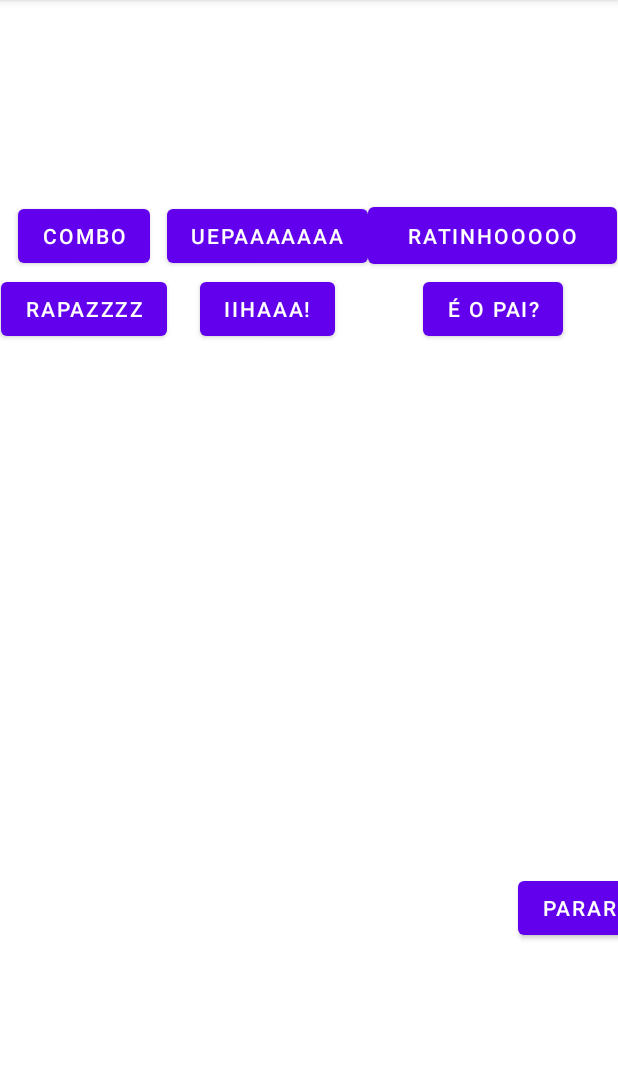
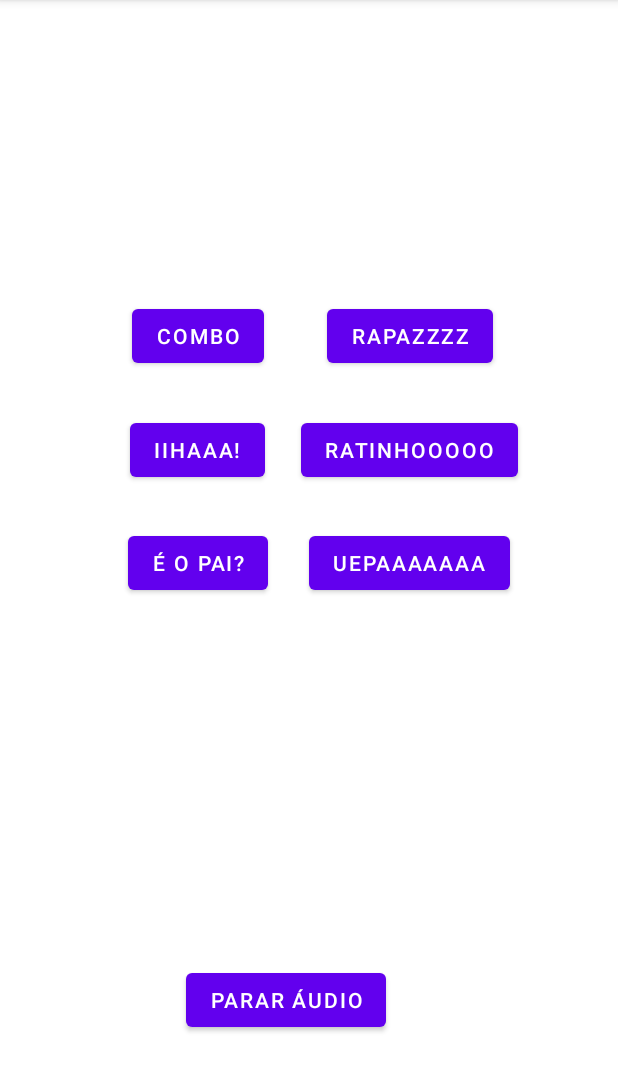
Before and after one commit to simasgrilo/TV_Soundboard, an Android app: the screen it shows after launch (MainActivity), on a phone screen of 412 x 824 dp, the part 84-1176 px from its top. Run offline under Robolectric (Android 15) with nearby library versions, the phone set to English and light mode, and no system bars.

Commit message:
Rebuild of main activity to use fragment, implemented communication between fragment and activity for main activity.

```diff
--- a/app/build.gradle
+++ b/app/build.gradle
@@ -29,8 +29,8 @@ android {
     kotlinOptions {
         jvmTarget = '1.8'
     }
-    buildFeatures {
-        viewBinding true
+    viewBinding {
+        enabled = true
     }
 }
 
--- a/app/src/main/java/com/example/ratinho_sb/MainActivity.kt
+++ b/app/src/main/java/com/example/ratinho_sb/MainActivity.kt
@@ -1,15 +1,12 @@
 package com.example.ratinho_sb
 
+import android.app.Activity
 import androidx.appcompat.app.AppCompatActivity
 import android.os.Bundle
 import android.widget.Button
 import android.widget.Toast
 import android.media.MediaPlayer
-import android.media.MediaSyncEvent
-import android.provider.MediaStore.Audio.Media
 import android.view.MotionEvent
-import androidx.core.net.toUri
-import com.google.android.material.floatingactionbutton.FloatingActionButton
 import java.io.File
 import android.content.Intent
 import android.net.Uri
@@ -18,11 +15,11 @@ import android.renderscript.ScriptGroup.Input
 import android.util.Log
 import android.util.Xml
 import android.view.GestureDetector
-import android.view.View
-import android.widget.RelativeLayout
 import androidx.constraintlayout.widget.ConstraintLayout
 import androidx.core.content.FileProvider
 import androidx.core.view.GestureDetectorCompat
+import androidx.fragment.app.FragmentManager
+import com.example.ratinho_sb.databinding.ActivityMainBinding
 import java.io.FileOutputStream
 import java.io.InputStream
 import java.io.OutputStream
@@ -32,10 +29,18 @@ class MainActivity : AppCompatActivity() {
 
     private lateinit var mDetector : GestureDetectorCompat //lateinit: avisa ao compiler que esse cara não vai ser inicializado agora. Isso evita nullchecks
     private var startPressTime = 0L
+    private lateinit var binding : ActivityMainBinding
+    private lateinit var fragmentManager: FragmentManager
+
     override fun onCreate(savedInstanceState: Bundle?) {
         super.onCreate(savedInstanceState)
-        setContentView(R.layout.activity_main)
+        //setContentView(R.layout.activity_main)
         //var layout : ConstraintLayout = findViewById(R.layout.activity_main)
+        binding = ActivityMainBinding.inflate(layoutInflater)
+        setContentView(binding.root)
+        fragmentManager = supportFragmentManager
+        fragmentManager.beginTransaction().replace(R.id.fragment_container_view, RatinhoFragment()).commit()
+
 
         val gestureListnener = object : MyGestureListener(){
             override fun onSwipeRight(){
@@ -45,7 +50,7 @@ class MainActivity : AppCompatActivity() {
         }
         mDetector = GestureDetectorCompat(this, gestureListnener)
 
-
+/*
         val uepaButton : Button = findViewById(R.id.buttonUepa)
         val ratinhoButton : Button = findViewById(R.id.buttonRatinho)
         val rapazButton : Button = findViewById(R.id.buttonRapaz)
@@ -60,23 +65,29 @@ class MainActivity : AppCompatActivity() {
         val ihaButtonSb = setButtons(ihaButton, toastStr="Ihaaaaaaa", toastLen=Toast.LENGTH_SHORT, R.raw.iha)
         val naoPaiButtonSb = setButtons(naoPaiButton, toastStr = "É o pai?", toastLen=Toast.LENGTH_SHORT, R.raw.nao_pai)
 
-        //TODO a better way to control all buttons?
+        //TODO a better way to control all buttons? -> property container?
         val soundButtons : MutableList<MediaPlayer> = mutableListOf(uepaButtonSb,ratinhoButtonSb,rapazButtonSb,
         comboButtonSb,ihaButtonSb, naoPaiButtonSb)
 
-
+        */
         val stopButton : Button = findViewById(R.id.buttonEmergencyStop)
         stopButton.setOnClickListener(){
-            Toast.makeText(this,"Parando todos os áudios...", Toast.LENGTH_SHORT).show()
-            //this.recreate()
-            soundButtons.forEach {
-                if (it.isPlaying()) {
-                    it.stop()
-                    it.prepare()
-                }
+            this@MainActivity.stopAudio();
+        }
+
+    }
+
+    private fun stopAudio() {
+        Toast.makeText(this,"Parando todos os áudios...", Toast.LENGTH_SHORT).show()
+        @Suppress("UNCHECKED_CAST")
+        //intent below returns the intent that initalized this activity
+        val soundButtons : Array<MediaPlayer> = this@MainActivity.intent.extras?.get("ratinhoButtonList") as Array<MediaPlayer>
+        soundButtons.forEach {
+            if (it.isPlaying()) {
+                it.stop()
+                it.prepare()
             }
         }
-
     }
 
     override fun onTouchEvent(event: MotionEvent): Boolean {
@@ -117,7 +128,8 @@ class MainActivity : AppCompatActivity() {
         }
     }
 
-
+//TODO below will go to property container (or inside the fragment)
+    /*
     fun setButtons(button: Button, toastStr: String, toastLen: Int, rawFile: Int) : MediaPlayer {
         val butSound = MediaPlayer.create(this, rawFile)
         button.setOnTouchListener(){ v, event ->
@@ -187,6 +199,8 @@ class MainActivity : AppCompatActivity() {
             resFile.write(buffer,0,read)
         }
     }
+    */
+     */
 
 
 }
--- /dev/null
+++ b/app/src/main/java/com/example/ratinho_sb/RatinhoFragment.kt
@@ -0,0 +1,51 @@
+package com.example.ratinho_sb
+
+import android.content.Context
+import android.content.Intent
+import android.media.MediaPlayer
+import android.os.Bundle
+import android.view.LayoutInflater
+import android.view.View
+import android.view.ViewGroup
+import android.widget.Button
+import android.widget.Toast
+import androidx.appcompat.app.AppCompatActivity
+import androidx.fragment.app.Fragment
+import com.example.ratinho_sb.ButtonPropertyContainer
+
+class RatinhoFragment : Fragment(R.layout.fragment_ratinho) {
+
+    override fun onCreateView(inflater: LayoutInflater, container: ViewGroup?, savedInstanceState: Bundle?): View? {
+        //return super.onCreateView(inflater, container, savedInstanceState)
+        //this is the method in which the fragment is rendered
+
+        val view : View = inflater.inflate(R.layout.fragment_ratinho, container, false);
+        val uepaButton : Button = view.findViewById(R.id.buttonUepa)
+        val ratinhoButton : Button = view.findViewById(R.id.buttonRatinho)
+        val rapazButton : Button = view.findViewById(R.id.buttonRapaz)
+        val comboButton : Button = view.findViewById(R.id.buttonCombo)
+        val ihaButton : Button = view.findViewById(R.id.ihaButton)
+        val naoPaiButton : Button = view.findViewById(R.id.buttonNaoPai);
+
+        val propertyContainer = ButtonPropertyContainer(activity as AppCompatActivity)
+
+        val uepaButtonSb = propertyContainer.setButtons(uepaButton,"UEPAAAAA - Eu não deixava", Toast.LENGTH_SHORT,R.raw.uepaaa)
+        val ratinhoButtonSb = propertyContainer.setButtons(ratinhoButton,"RATINHOOOO", Toast.LENGTH_SHORT,R.raw.ratinhoooo)
+        val rapazButtonSb = propertyContainer.setButtons(rapazButton,"Rapaaaaz, que coisa...", Toast.LENGTH_SHORT,R.raw.rapazzz)
+        val comboButtonSb = propertyContainer.setButtons(comboButton,"Combo master blaster", Toast.LENGTH_SHORT,R.raw.combo)
+        val ihaButtonSb = propertyContainer.setButtons(ihaButton, toastStr="Ihaaaaaaa", toastLen= Toast.LENGTH_SHORT, R.raw.iha)
+        val naoPaiButtonSb = propertyContainer.setButtons(naoPaiButton, toastStr = "É o pai?", toastLen= Toast.LENGTH_SHORT, R.raw.nao_pai)
+
+        val ratinhoButtonList : Array<MediaPlayer> = arrayOf(uepaButtonSb,ratinhoButtonSb,rapazButtonSb,comboButtonSb,ihaButtonSb,naoPaiButtonSb)
+
+        (activity as AppCompatActivity).intent.putExtra("ratinhoButtonList", ratinhoButtonList)
+        //val intent = Intent(requireContext(), MainActivity::class.java)
+        //intent.putExtra("ratinhoButtonList", ratinhoButtonList)
+
+        return view
+
+    }
+
+
+
+}
--- a/app/src/main/res/layout/activity_main.xml
+++ b/app/src/main/res/layout/activity_main.xml
@@ -1,5 +1,7 @@
 <?xml version="1.0" encoding="utf-8"?>
 <!-- adding fragment in the XML works just like in SAPUI5 -->
+
+
 
 <androidx.constraintlayout.widget.ConstraintLayout
         xmlns:android="http://schemas.android.com/apk/res/android"
@@ -9,6 +11,22 @@
         android:layout_height="match_parent"
         tools:context=".MainActivity">
 
+    <!-- you need a blank FragmentContainerView to position the fragment -->
+    <androidx.fragment.app.FragmentContainerView
+            android:id="@+id/fragment_container_view"
+            android:layout_width="match_parent"
+            android:layout_height="match_parent" />
+
+    <Button
+            android:text="@string/parar_audio"
+            android:layout_width="wrap_content"
+            android:layout_height="wrap_content" android:id="@+id/buttonEmergencyStop"
+            android:layout_marginTop="216dp"
+            app:layout_constraintStart_toStartOf="parent"
+            app:layout_constraintHorizontal_bias="0.0"
+            app:layout_constraintBottom_toBottomOf="parent" app:layout_constraintVertical_bias="0.847"
+            app:layout_constraintTop_toTopOf="parent" android:layout_marginStart="124dp"/>
+    <!--
 
         <Button
                 android:text="@string/comboButton"
@@ -27,31 +45,7 @@
                 android:layout_width="wrap_content"
                 android:layout_height="wrap_content" android:id="@+id/ihaButton"
                 tools:layout_editor_absoluteY="160dp" tools:layout_editor_absoluteX="75dp"/>
-    <Button
-            android:text="Parar áudio"
-            android:layout_width="wrap_content"
-            android:layout_height="wrap_content" android:id="@+id/buttonEmergencyStop"
-            app:layout_constraintTop_toBottomOf="@+id/flow"
-            android:layout_marginTop="216dp"
-            app:layout_constraintStart_toStartOf="@+id/buttonRatinho" android:layout_marginStart="100dp"
-            app:layout_constraintEnd_toEndOf="@+id/flow" app:layout_constraintHorizontal_bias="0.0"
-            app:layout_constraintBottom_toBottomOf="parent" app:layout_constraintVertical_bias="0.493"/>
 
-    <Button
-            android:text="@string/naoPaiButton"
-            android:layout_width="wrap_content"
-            android:layout_height="wrap_content" android:id="@+id/buttonNaoPai"
-            android:visibility="visible"
-            android:layout_marginEnd="56dp"
-            android:layout_marginBottom="352dp"/>
-    <androidx.constraintlayout.helper.widget.Flow android:layout_width="wrap_content"
-                                                  android:layout_height="wrap_content" android:id="@+id/flow"
-                                                  app:constraint_referenced_ids="buttonCombo,buttonUepa,buttonRatinho,buttonRapaz,ihaButton,buttonNaoPai"
-                                                  app:flow_wrapMode="aligned"
-                                                  app:layout_constraintEnd_toEndOf="parent"
-                                                  app:layout_constraintStart_toStartOf="parent"
-                                                  app:layout_constraintTop_toTopOf="parent"
-                                                  android:layout_marginTop="132dp"/>
         <Button
                 android:text="@string/uepaButton"
                 android:layout_width="wrap_content"
@@ -63,7 +57,7 @@
                 android:layout_width="wrap_content"
                 android:layout_height="wrap_content" android:id="@+id/buttonRapaz"
                 android:visibility="visible"
-            tools:layout_editor_absoluteY="193dp" tools:layout_editor_absoluteX="191dp"/>
+                tools:layout_editor_absoluteY="193dp" tools:layout_editor_absoluteX="191dp"/> -->
     <!-- <androidx.fragment.app.FragmentContainerView
             android:name="androidx.navigation.fragment.NavHostFragment"
             android:layout_width="329dp"
--- a/app/src/main/res/layout/activity_oraf.xml
+++ b/app/src/main/res/layout/activity_oraf.xml
@@ -5,7 +5,7 @@
         xmlns:tools="http://schemas.android.com/tools"
         android:layout_width="match_parent"
         android:layout_height="match_parent"
-        tools:context=".SwipeRight" android:id="@+id/coordinatorLayout">
+        tools:context=".OrafFragment" android:id="@+id/coordinatorLayout">
 
     <Button
             android:text="@string/cavaloButton"
--- a/app/src/main/res/layout/fragment_ratinho.xml
+++ b/app/src/main/res/layout/fragment_ratinho.xml
@@ -13,37 +13,48 @@
             android:layout_width="wrap_content"
             android:layout_height="wrap_content" android:id="@+id/buttonUepa"
             android:visibility="visible"
-            app:layout_constraintEnd_toEndOf="parent"
-            android:layout_marginEnd="28dp" app:layout_constraintBottom_toBottomOf="parent"
-            android:layout_marginBottom="276dp"/>
+            tools:layout_editor_absoluteY="271dp" tools:layout_editor_absoluteX="227dp"/>
     <Button
             android:text="@string/ratinhoButton"
             android:layout_width="wrap_content"
             android:layout_height="wrap_content" android:id="@+id/buttonRatinho"
             android:visibility="visible"
-            app:layout_constraintBottom_toBottomOf="parent"
-            android:layout_marginBottom="276dp" app:layout_constraintStart_toStartOf="parent"
-            android:layout_marginStart="60dp"/>
+            tools:layout_editor_absoluteY="211dp" tools:layout_editor_absoluteX="72dp"/>
     <Button
             android:text="@string/rapazButton"
             android:layout_width="wrap_content"
             android:layout_height="wrap_content" android:id="@+id/buttonRapaz"
             android:visibility="visible"
-            app:layout_constraintEnd_toEndOf="parent"
-            android:layout_marginEnd="32dp" app:layout_constraintTop_toTopOf="parent" android:layout_marginTop="160dp"/>
+            tools:layout_editor_absoluteY="208dp" tools:layout_editor_absoluteX="248dp"/>
     <Button
             android:text="@string/comboButton"
             android:layout_width="wrap_content"
             android:layout_height="wrap_content" android:id="@+id/buttonCombo"
-            app:layout_constraintEnd_toEndOf="parent" app:layout_constraintStart_toStartOf="parent"
-            app:layout_constraintHorizontal_bias="0.56" app:layout_constraintTop_toTopOf="parent"
-            android:layout_marginTop="288dp"/>
+            tools:layout_editor_absoluteY="276dp" tools:layout_editor_absoluteX="88dp"/>
     <Button
             android:text="@string/ihaButton"
             android:layout_width="wrap_content"
             android:layout_height="wrap_content" android:id="@+id/ihaButton"
-            app:layout_constraintTop_toTopOf="parent" app:layout_constraintStart_toStartOf="parent"
-            android:layout_marginTop="160dp" android:layout_marginStart="88dp"/>
+            tools:layout_editor_absoluteY="340dp" tools:layout_editor_absoluteX="92dp"/>
+
+    <Button
+            android:text="@string/naoPaiButton"
+            android:layout_width="wrap_content"
+            android:layout_height="wrap_content" android:id="@+id/buttonNaoPai"
+            android:visibility="visible"
+            android:layout_marginEnd="56dp"
+            android:layout_marginBottom="352dp"/>
+
+    <androidx.constraintlayout.helper.widget.Flow android:layout_width="305dp"
+                                                  android:layout_height="255dp" android:id="@+id/flow"
+                                                  app:constraint_referenced_ids="buttonCombo,buttonRapaz,ihaButton,buttonRatinho,buttonNaoPai,buttonUepa"
+                                                  android:orientation="horizontal" app:flow_wrapMode="aligned"
+                                                  app:layout_constraintTop_toTopOf="parent"
+                                                  android:layout_marginTop="172dp"
+                                                  app:layout_constraintEnd_toEndOf="parent"
+                                                  android:layout_marginEnd="44dp">
+
+    </androidx.constraintlayout.helper.widget.Flow>
     <!-- <androidx.fragment.app.FragmentContainerView
             android:name="androidx.navigation.fragment.NavHostFragment"
             android:layout_width="329dp"
--- a/build.gradle
+++ b/build.gradle
@@ -7,7 +7,7 @@ buildscript {
     }
     dependencies {
         classpath "com.android.tools.build:gradle:7.0.2"
-        classpath "org.jetbrains.kotlin:kotlin-gradle-plugin:1.7.20"
+        classpath 'org.jetbrains.kotlin:kotlin-gradle-plugin:1.8.10'
 
         // NOTE: Do not place your application dependencies here; they belong
         // in the individual module build.gradle files
```
Also changed, not shown: app/src/main/java/com/example/ratinho_sb/ButtonPropertyContainer.kt (added, +93 -0 lines). Lines whose indentation alone changed are shown as unchanged.
